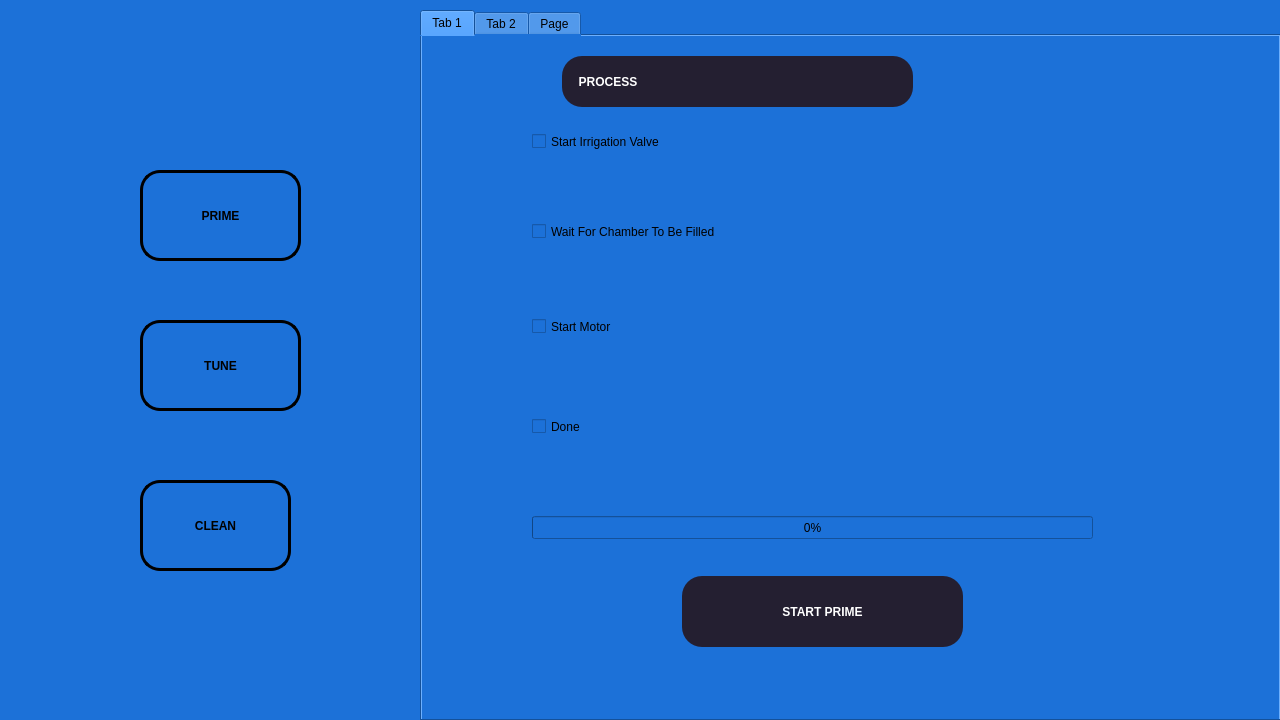
The window that prime.ui (RISWANAAAA/venturiphaco) describes before a commit, drawn with Qt 5.
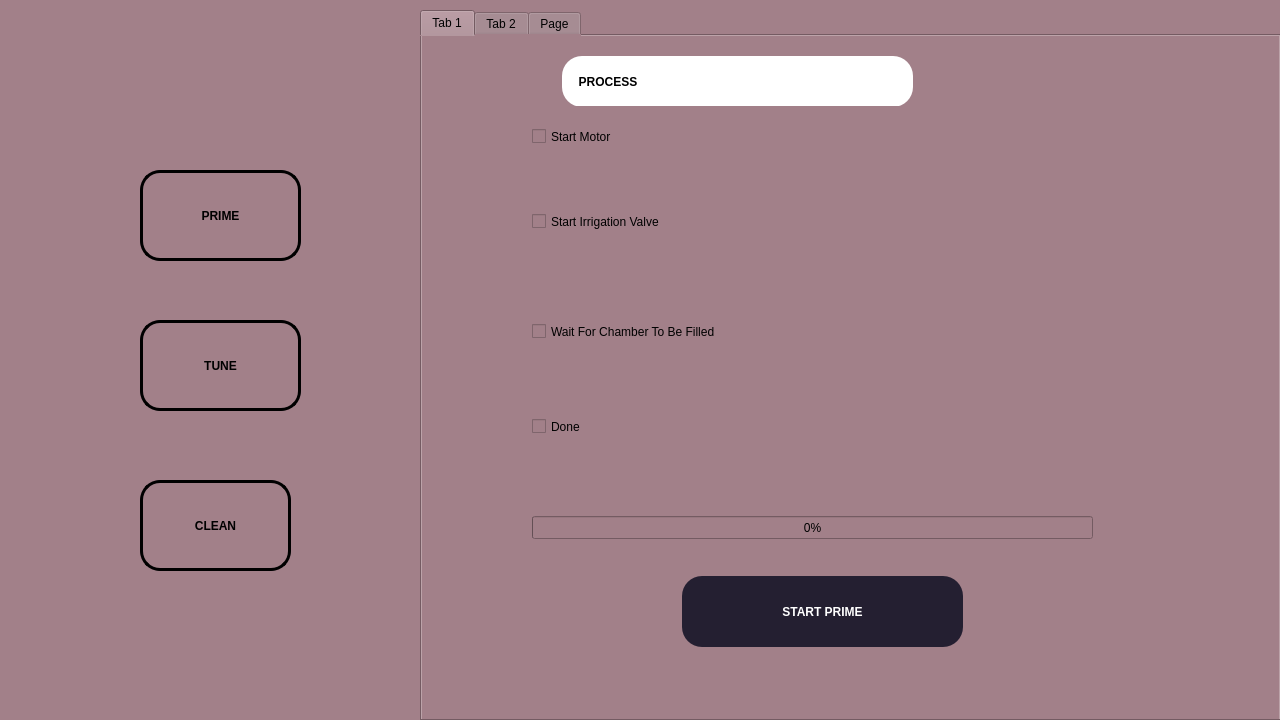
The same window after the commit. The open tabs and pages were chosen to show the change. Icons and pictures are not drawn.

What changed in the file:
```diff
--- a/prime.ui
+++ b/prime.ui
@@ -14,7 +14,7 @@
    <string>Form</string>
   </property>
   <property name="styleSheet">
-   <string notr="true">background-color: rgb(28, 113, 216);</string>
+   <string notr="true">background-color: rgb(162, 128, 137);</string>
   </property>
   <widget class="QPushButton" name="clean_but">
    <property name="geometry">
@@ -87,14 +87,14 @@
     </rect>
    </property>
    <property name="styleSheet">
-    <string notr="true">background-color: rgb(28, 113, 216);</string>
+    <string notr="true"/>
    </property>
    <property name="currentIndex">
     <number>2</number>
    </property>
    <widget class="QWidget" name="tab_6">
     <property name="styleSheet">
-     <string notr="true">background-color: rgb(28, 113, 216);</string>
+     <string notr="true">background-color: rgb(162, 128, 137);</string>
     </property>
     <attribute name="title">
      <string>Tab 1</string>
@@ -110,8 +110,8 @@
      </property>
      <property name="styleSheet">
       <string notr="true">font:25pt &quot;Ubuntu&quot;;
-background-color: rgb(36, 31, 49);
-color: rgb(255, 255, 255);
+background-color: rgb(255, 255, 255);
+color: rgb(0, 0, 0);
 border-radius:20px;
 border:none;font:bold;</string>
      </property>
@@ -139,63 +139,12 @@
       <string>START PRIME</string>
      </property>
     </widget>
-    <widget class="QLabel" name="arrow1_lab_2">
-     <property name="geometry">
-      <rect>
-       <x>150</x>
-       <y>120</y>
-       <width>31</width>
-       <height>31</height>
-      </rect>
-     </property>
-     <property name="styleSheet">
-      <string notr="true">image: url(:/downn.png);
-background-color:transparent;</string>
-     </property>
-     <property name="text">
-      <string/>
-     </property>
-    </widget>
-    <widget class="QLabel" name="arrow2_lab_2">
-     <property name="geometry">
-      <rect>
-       <x>150</x>
-       <y>190</y>
-       <width>31</width>
-       <height>31</height>
-      </rect>
-     </property>
-     <property name="styleSheet">
-      <string notr="true">image: url(:/downn.png);
-background-color:transparent;</string>
-     </property>
-     <property name="text">
-      <string/>
-     </property>
-    </widget>
-    <widget class="QLabel" name="arrow3_lab_2">
-     <property name="geometry">
-      <rect>
-       <x>150</x>
-       <y>260</y>
-       <width>31</width>
-       <height>31</height>
-      </rect>
-     </property>
-     <property name="styleSheet">
-      <string notr="true">image: url(:/downn.png);
-background-color:transparent;</string>
-     </property>
-     <property name="text">
-      <string/>
-     </property>
-    </widget>
     <widget class="QCheckBox" name="start_check_2">
      <property name="geometry">
       <rect>
        <x>110</x>
-       <y>80</y>
-       <width>501</width>
+       <y>160</y>
+       <width>721</width>
        <height>51</height>
       </rect>
      </property>
@@ -212,8 +161,8 @@
      <property name="geometry">
       <rect>
        <x>110</x>
-       <y>160</y>
-       <width>621</width>
+       <y>260</y>
+       <width>751</width>
        <height>71</height>
       </rect>
      </property>
@@ -230,7 +179,7 @@
      <property name="geometry">
       <rect>
        <x>110</x>
-       <y>260</y>
+       <y>70</y>
        <width>381</width>
        <height>61</height>
       </rect>
```
Left out of the diff: 74 changed lines with no effect on the pictures.
